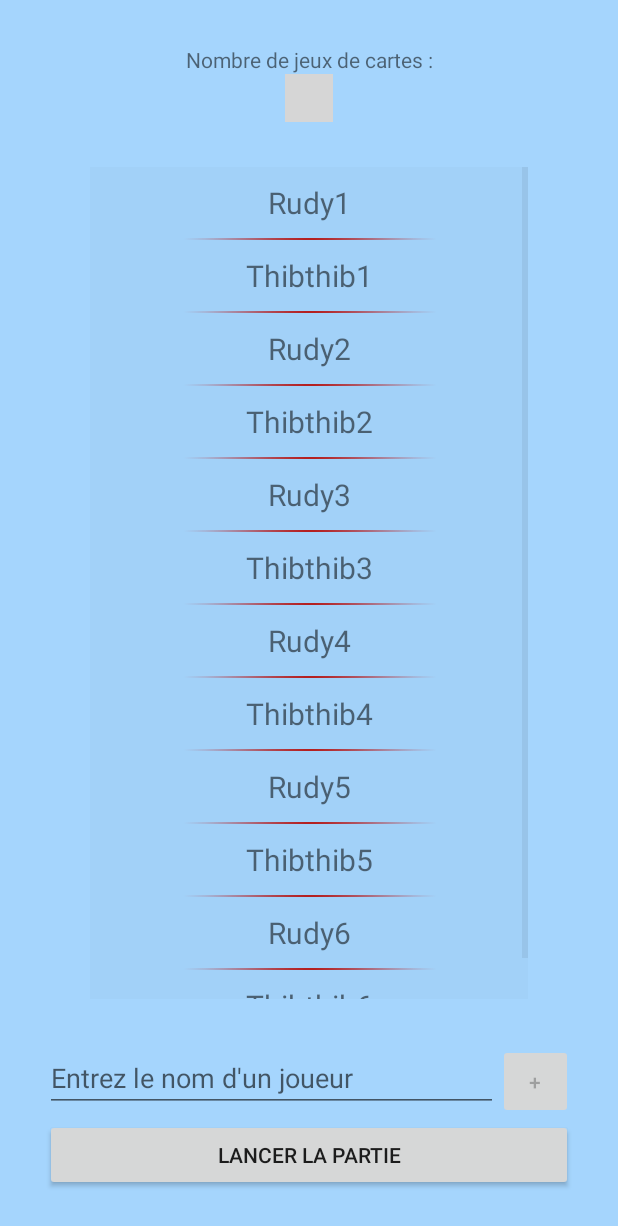
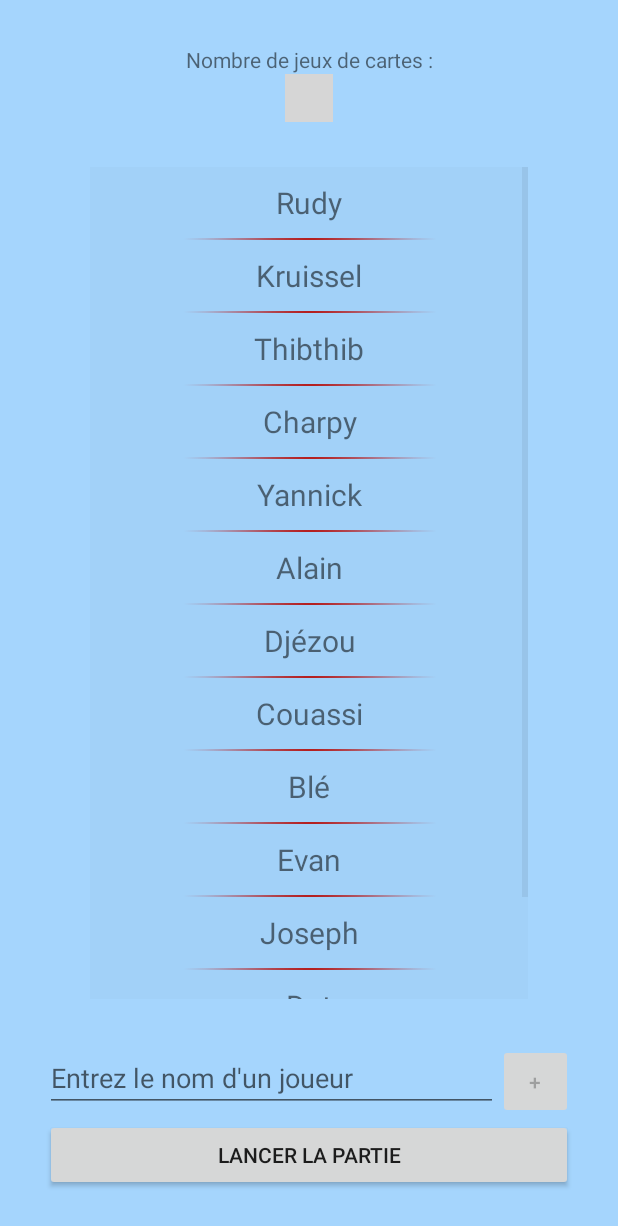
Before and after one commit to ThibCharpy/RedorBlack, an Android app: the PlayerSelection screen opened directly, with no data from a screen before it, on a phone screen of 412 x 824 dp. Shown: the top 1226 px of the screen. Run offline under Robolectric (Android 15) with nearby library versions, the phone set to English and light mode, and no system bars; plain views replace NumberPicker; grey boxes are pictures that could not be loaded.

Commit message:
:black_joker: player selection is ok :postal_horn:

```diff
--- a/app/src/main/java/com/stl/tpalt/redorblack/PlayerSelection.kt
+++ b/app/src/main/java/com/stl/tpalt/redorblack/PlayerSelection.kt
@@ -8,57 +8,51 @@ import android.text.TextWatcher
 import org.jetbrains.anko.toast
 import kotlinx.android.synthetic.main.activity_player_selection.*
 
-//15 cartes dans la pyramide
-//x*52 cartes
-//5 cartes par joueur
-//(x*52 - 15)/5 = nb de joueurs max
-//x=(nbJ*5 + 15)/52
 
+//can go to StartGame from here
 class PlayerSelection : AppCompatActivity() {
 
-    var NumberOfDecks : Int = 0
+    private var NumberOfDecks : Int = 0
+
+    private val playerList: MutableList<Player> = RedOrBlackApp.temporaryplayers
 
     override fun onCreate(savedInstanceState: Bundle?) {
         super.onCreate(savedInstanceState)
         setContentView(R.layout.activity_player_selection)
 
-
-        val playerList = mutableListOf(
-                Player("Rudy1"),
-                Player("Thibthib1"),
-                Player("Rudy2"),
-                Player("Thibthib2"),
-                Player("Rudy3"),
-                Player("Thibthib3"),
-                Player("Rudy4"),
-                Player("Thibthib4"),
-                Player("Rudy5"),
-                Player("Thibthib5"),
-                Player("Rudy6"),
-                Player("Thibthib6"))
-//        playerList = PlayerList()
+        //for testing purpose
+        playerList.add(Player("Rudy"))
+        playerList.add(Player("Kruissel"))
+        playerList.add(Player("Thibthib"))
+        playerList.add(Player("Charpy"))
+        playerList.add(Player("Yannick"))
+        playerList.add(Player("Alain"))
+        playerList.add(Player("Djézou"))
+        playerList.add(Player("Couassi"))
+        playerList.add(Player("Blé"))
+        playerList.add(Player("Evan"))
+        playerList.add(Player("Joseph"))
+        playerList.add(Player("Dat"))
+        playerList.add(Player("NGuyen"))
 
         val adapter = PlayerListAdapter(this, playerList)
         listview_playerlist.adapter = adapter
 
 
-        RedOrBlackApp.temporaryplayers
-
-        //button binding
         button_startgame.setOnClickListener { _ ->
+            RedOrBlackApp.generateDecks(number_picker.value)
+            RedOrBlackApp.onGameStart()
             val intent = Intent(this, StartGame::class.java)
-            intent.putExtra("NumberOfDecks", NumberOfDecks)
-//            intent.putExtra("playersList", playerList)
+//            intent.putExtra("NumberOfDecks", NumberOfDecks)
             startActivity(intent)
             onPause()
         }
 
         button_add.setOnClickListener { _ ->
             val newplayername : String = input_playername.text.toString()
-            /*if (newplayername == "")
-                return@setOnClickListener*/
+            if (newplayername == "")
+                return@setOnClickListener
             input_playername.setText("")
-            //playerList.pl_list.add(Player(newplayername))
             playerList.add(Player(newplayername))
             adapter.notifyDataSetChanged()
             updateNumberPicker()
@@ -68,12 +62,8 @@ class PlayerSelection : AppCompatActivity() {
         // Enable the button when the user put text into the editText
         // Else the Button to Add is disable
         input_playername.addTextChangedListener(object: TextWatcher {
-            override fun afterTextChanged(p0: Editable?) {
-            }
-
-            override fun beforeTextChanged(p0: CharSequence?, p1: Int, p2: Int, p3: Int) {
-            }
-
+            override fun afterTextChanged(p0: Editable?) {}
+            override fun beforeTextChanged(p0: CharSequence?, p1: Int, p2: Int, p3: Int) { }
             override fun onTextChanged(p0: CharSequence?, p1: Int, p2: Int, p3: Int) {
                 button_add.isEnabled=!p0.isNullOrBlank()
             }
@@ -84,10 +74,11 @@ class PlayerSelection : AppCompatActivity() {
 
     }
 
-    //functions
-    fun updateNumberPicker() {
-//        number_picker.maxValue=Math.max(1, playerList.pl_list.size)
-//        number_picker.minValue=playerList.pl_list.size/8+1
+
+    //need to be called after changing (add / suppress) list of players
+    private fun updateNumberPicker() {
+        number_picker.maxValue=Math.max(1, playerList.size)
+        number_picker.minValue=playerList.size/8+1
     }
 
 }
--- a/app/src/main/java/com/stl/tpalt/redorblack/Rules.kt
+++ b/app/src/main/java/com/stl/tpalt/redorblack/Rules.kt
@@ -7,9 +7,10 @@ import android.os.Bundle
 import android.preference.PreferenceManager
 import android.view.View
 
+//can go only to WelcomeActivity from here
 class Rules : AppCompatActivity() {
 
-    lateinit var prefs : SharedPreferences
+    private lateinit var prefs : SharedPreferences
     private val firstLaunchPref = "firstLaunchPref"
 
     override fun onCreate(savedInstanceState: Bundle?) {
@@ -18,7 +19,6 @@ class Rules : AppCompatActivity() {
 
         prefs= PreferenceManager.getDefaultSharedPreferences(this)
 
-        //if
         val isFirstLaunch = prefs.getBoolean(firstLaunchPref, true)
         if (!isFirstLaunch) {
             val intent = Intent(this, WelcomeActivity::class.java)
--- a/app/src/main/java/com/stl/tpalt/redorblack/WelcomeActivity.kt
+++ b/app/src/main/java/com/stl/tpalt/redorblack/WelcomeActivity.kt
@@ -6,6 +6,7 @@ import android.content.Intent
 import android.widget.Button
 import android.preference.PreferenceManager
 
+//can go to Rules or PlayerSelection from here
 class WelcomeActivity : AppCompatActivity() {
 
     private val firstLaunchPref = "firstLaunchPref"
--- a/app/src/main/res/layout/activity_player_selection.xml
+++ b/app/src/main/res/layout/activity_player_selection.xml
@@ -33,7 +33,7 @@
             app:np_width="150dp"
             app:np_height="50dp"
             app:np_dividerColor="@color/transparent"
-            app:np_max="99"
+            app:np_max="1"
             app:np_min="1"
             app:np_selectedTextColor="@color/numberpicker_selected"
             app:np_selectedTextSize="@dimen/numberpicker_selected"
@@ -48,7 +48,6 @@
             app:layout_constraintRight_toRightOf="parent"
             app:layout_constraintLeft_toLeftOf="parent"
             app:layout_constraintTop_toBottomOf="@id/tv_nbdecks" />
-
     </android.support.constraint.ConstraintLayout>
 
     <ListView
--- a/app/src/main/res/values/strings.xml
+++ b/app/src/main/res/values/strings.xml
@@ -13,5 +13,7 @@
     <string name="button_launchgame">Lancer la partie</string>
     <string name="button_add">+</string>
     <string name="hint_addplayer">Entrez le nom d\'un joueur</string>
-    <string name="rules">Red or Black est un jeu convivial qui peut se jouer entre amis, en famille ou tout seul si ta vie est triste.\nTout le monde finit généralement bien bourré. (on rappelle que l\'abus d\'alcool est dangereux pour la santé). Bonne beuverie !</string>
+    <string name="rules">Red or Black est un jeu convivial qui peut se jouer entre amis, en famille ou tout seul si ta vie est triste.\n
+        Tout le monde finit généralement bien bourré. (on rappelle que l\'abus d\'alcool est dangereux pour la santé).\n
+        Bonne beuverie !</string>
 </resources>
```
Also changed, not shown: app/src/main/java/com/stl/tpalt/redorblack/RedOrBlackApp.kt (+19 -13 lines).
